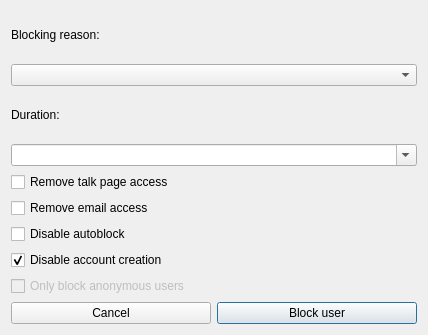
Old version of the form huggle/blockuser.ui in the repository huggle/huggle3-qt-lx.
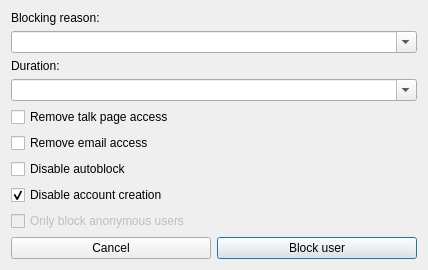
New version of the form.

Commit message: fixed a bug and layour in block user

Diff of the .ui file:
```diff
--- a/huggle/blockuser.ui
+++ b/huggle/blockuser.ui
@@ -7,7 +7,7 @@
     <x>0</x>
     <y>0</y>
     <width>428</width>
-    <height>335</height>
+    <height>248</height>
    </rect>
   </property>
   <property name="windowTitle">
@@ -22,7 +22,11 @@
     </widget>
    </item>
    <item>
-    <widget class="QComboBox" name="comboBox"/>
+    <widget class="QComboBox" name="comboBox">
+     <property name="editable">
+      <bool>true</bool>
+     </property>
+    </widget>
    </item>
    <item>
     <widget class="QLabel" name="label_2">
```
The commit also changes 1 other file.
